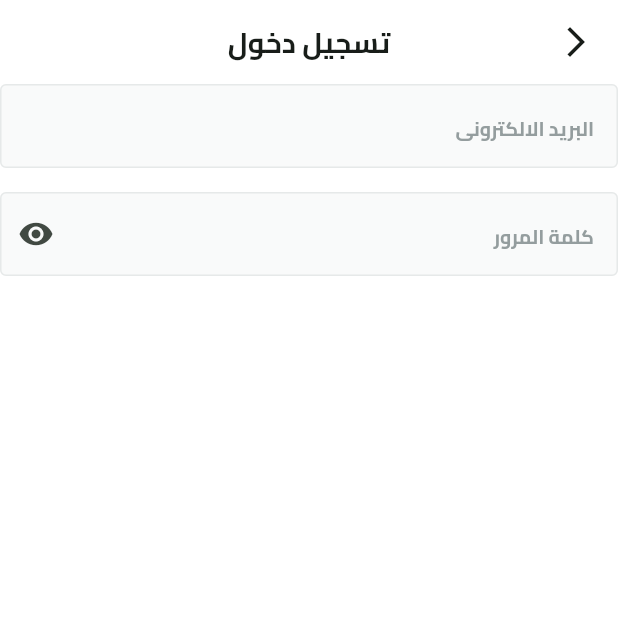
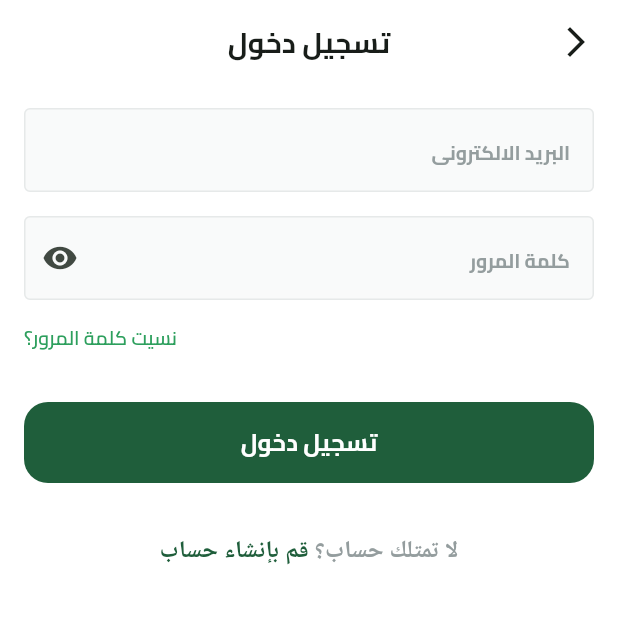
Before and after one commit to reda2032/fruits_hub, a Flutter app: the screen it shows after launch, after a tap on "تخط", on a phone screen of 412 x 824 dp, the top half of it. Run offline on Flutter 3.47's test engine with Material 3 defaults, Android fonts, the phone set to English and light mode, and no system bars; our stand-ins replace dots_indicator, flutter_svg, shared_preferences.

Commit message:
Login ui part 4

```diff
--- a/lib/core/widgets/custom_button.dart
+++ b/lib/core/widgets/custom_button.dart
@@ -1,5 +1,6 @@
 import 'package:flutter/material.dart';
 import 'package:fruits_hub/core/utils/app_colors.dart';
+import 'package:fruits_hub/core/utils/app_text_styles.dart';
 
 class CustomButton extends StatelessWidget {
   const CustomButton({super.key, required this.onPressed, required this.text});
@@ -22,7 +23,7 @@ class CustomButton extends StatelessWidget {
         onPressed: onPressed,
         child: Text(
           text,
-          style: TextStyle(color: Colors.white),
+          style: TextStyles.bold16.copyWith(color: Colors.white),
         ),
       ),
     );
--- a/lib/features/auth/presentation/views/widgets/login_view_body.dart
+++ b/lib/features/auth/presentation/views/widgets/login_view_body.dart
@@ -1,5 +1,9 @@
 import 'package:flutter/material.dart';
+import 'package:fruits_hub/core/utils/app_colors.dart';
+import 'package:fruits_hub/core/utils/app_text_styles.dart';
+import 'package:fruits_hub/core/widgets/custom_button.dart';
 import 'package:fruits_hub/core/widgets/custom_text_field.dart';
+import 'package:fruits_hub/features/splash/presentation/views/widgets/dont_have_account_widget.dart';
 
 class LoginViewBody extends StatelessWidget {
   const LoginViewBody({super.key});
@@ -7,21 +11,48 @@ class LoginViewBody extends StatelessWidget {
   @override
   Widget build(BuildContext context) {
     return SingleChildScrollView(
+      child: Padding(
+        padding: const EdgeInsets.all(16.0),
         child: Column(
           children: [
+            // email
             CustomTextFormField(
               hintText: 'البريد الالكترونى ',
               textInputType: TextInputType.emailAddress,
               obscureText: false,
             ),
             SizedBox(height: 16),
+            // password
             CustomTextFormField(
               hintText: 'كلمة المرور ',
               textInputType: TextInputType.visiblePassword,
               obscureText: false,
               suffixIcon: Icon(Icons.remove_red_eye),
             ),
+            const SizedBox(height: 16.0),
+            // forgot password text
+            Row(
+              mainAxisAlignment: MainAxisAlignment.end,
+              children: [
+                Text(
+                  'نسيت كلمة المرور؟',
+                  style: TextStyles.semiBold13.copyWith(
+                    color: AppColors.lightPrimaryColor,
+                  ),
+                ),
               ],
+            ),
+            const SizedBox(height: 33.0),
+            // login button
+            CustomButton(
+              onPressed: () {},
+              text: 'تسجيل دخول',
+            ),
+            const SizedBox(height: 33.0),
+            // don't have an account
+            DontHaveAnAccountWidget(),
+          ],
+        ),
       ),
     );
   }
--- /dev/null
+++ b/lib/features/splash/presentation/views/widgets/dont_have_account_widget.dart
@@ -0,0 +1,39 @@
+import 'package:flutter/gestures.dart';
+import 'package:flutter/material.dart';
+
+import '../../../../../core/utils/app_colors.dart';
+import '../../../../../core/utils/app_text_styles.dart';
+
+class DontHaveAnAccountWidget extends StatelessWidget {
+  const DontHaveAnAccountWidget({
+    super.key,
+  });
+
+  @override
+  Widget build(BuildContext context) {
+    return Text.rich(
+      TextSpan(
+        children: [
+          TextSpan(
+            text: 'لا تمتلك حساب؟',
+            style: TextStyles.semiBold16.copyWith(
+              color: const Color(0xFF949D9E),
+            ),
+          ),
+          TextSpan(
+            text: ' ',
+            style: TextStyles.semiBold16.copyWith(
+              color: const Color(0xFF616A6B),
+            ),
+          ),
+          TextSpan(
+            recognizer: TapGestureRecognizer()..onTap = () {},
+            text: 'قم بإنشاء حساب',
+            style: TextStyles.semiBold16.copyWith(color: AppColors.primaryColor),
+          ),
+        ],
+      ),
+      textAlign: TextAlign.center,
+    );
+  }
+}
```
Also changed, not shown: lib/generated/assets.dart. Lines whose indentation alone changed are shown as unchanged.
